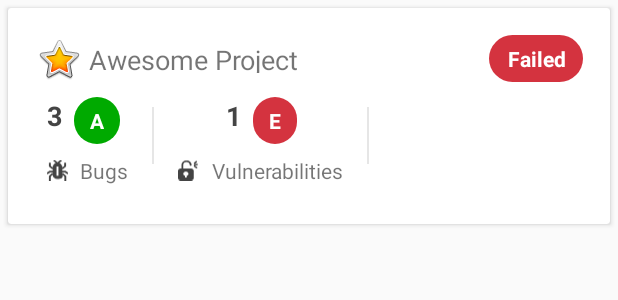
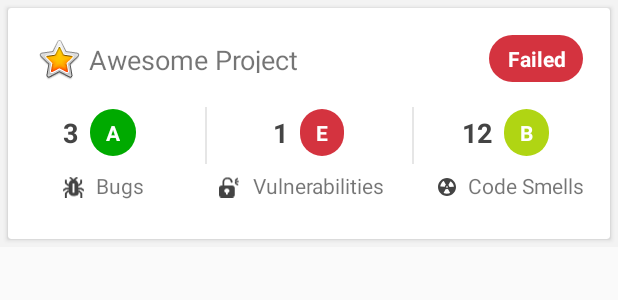
Before and after one commit to henryju/shipit2018-sonarcloud-android, an Android app: the layout activity_projects_page.xml on its own in the app's theme, with its tools: preview values and no code run, on a phone screen of 412 x 824 dp. Shown: the top 300 px of the screen. Run offline under Robolectric (Android 15) with nearby library versions, the phone set to English and light mode, and no system bars; network calls fail.

Commit message:
Improve design alignments

```diff
--- /dev/null
+++ b/app/src/main/res/drawable/ic_code_smell_icon.xml
@@ -0,0 +1,4 @@
+<vector android:height="24dp" android:viewportHeight="13"
+    android:viewportWidth="13" android:width="24dp" xmlns:android="http://schemas.android.com/apk/res/android">
+    <path android:fillColor="#444444" android:pathData="M6.5,0C2.9,0 0,2.9 0,6.5S2.9,13 6.5,13S13,10.1 13,6.5S10.1,0 6.5,0zM6,6h1v1H6V6zM1.9,6.2C1.8,6.2 1.7,6.1 1.7,6c0,-0.4 0.2,-1.3 0.7,-2.1l0,0C2.9,2.9 3.7,2.4 4,2.2c0.1,-0.1 0.2,0 0.3,0.1l1.4,2.5c0,0.1 0,0.2 -0.1,0.3C5.4,5.2 5.3,5.4 5.2,5.5C5.1,5.7 5,5.9 5,6.1c0,0.1 -0.1,0.2 -0.2,0.2L1.9,6.2zM8.6,10.9c-0.3,0.2 -1.2,0.5 -2.2,0.5h0c-1,0 -1.8,-0.4 -2.2,-0.5c-0.1,-0.1 -0.1,-0.2 -0.1,-0.3l1.4,-2.5C5.6,8 5.7,8 5.8,8C6,8.1 6.2,8.1 6.4,8.1c0.2,0 0.4,0 0.6,-0.1c0.1,0 0.2,0 0.3,0.1l1.4,2.5C8.7,10.7 8.7,10.8 8.6,10.9zM11.2,6.4L8.4,6.5c-0.1,0 -0.2,-0.1 -0.2,-0.2c0,-0.2 -0.1,-0.4 -0.2,-0.6C7.9,5.6 7.7,5.4 7.6,5.3C7.5,5.3 7.4,5.1 7.5,5.1l1.4,-2.5c0.1,-0.1 0.2,-0.1 0.3,-0.1c0.3,0.2 1,0.7 1.6,1.6l0,0c0.5,0.9 0.6,1.8 0.7,2.1C11.4,6.3 11.4,6.4 11.2,6.4z"/>
+</vector>
--- a/app/src/main/res/layout/activity_projects_page.xml
+++ b/app/src/main/res/layout/activity_projects_page.xml
@@ -4,7 +4,8 @@
     xmlns:tools="http://schemas.android.com/tools"
     android:layout_width="match_parent"
     android:layout_height="wrap_content"
-    android:orientation="vertical">
+    android:orientation="vertical"
+    android:background="#f3f3f3">
 
     <android.support.v7.widget.CardView
         android:layout_width="fill_parent"
@@ -58,9 +59,12 @@
 
             <android.support.constraint.ConstraintLayout
                 android:id="@+id/ReliabilityMetrics"
-                android:layout_width="wrap_content"
+                android:layout_width="110dp"
                 android:layout_height="match_parent"
-                android:layout_marginTop="16dp"
+                android:layout_marginEnd="8dp"
+                android:layout_marginTop="24dp"
+                app:layout_constraintEnd_toEndOf="parent"
+                app:layout_constraintHorizontal_bias="0.01"
                 app:layout_constraintStart_toStartOf="parent"
                 app:layout_constraintTop_toBottomOf="@+id/ProjectName">
 
@@ -81,14 +85,14 @@
                     android:id="@+id/BugsNumber"
                     android:layout_width="wrap_content"
                     android:layout_height="wrap_content"
-                    android:layout_marginStart="16dp"
-                    android:layout_marginTop="16dp"
+                    android:layout_marginStart="24dp"
+                    android:layout_marginTop="3dp"
                     android:text="3"
                     android:textColor="#444444"
                     android:textSize="18sp"
                     android:textStyle="bold"
                     app:layout_constraintStart_toStartOf="parent"
-                    app:layout_constraintTop_toBottomOf="@+id/FavoriteIcon" />
+                    app:layout_constraintTop_toTopOf="parent" />
 
                 <TextView
                     android:id="@+id/BugsTitle"
@@ -96,7 +100,7 @@
                     android:layout_height="wrap_content"
                     android:layout_marginBottom="16dp"
                     android:layout_marginStart="8dp"
-                    android:layout_marginTop="8dp"
+                    android:layout_marginTop="10dp"
                     android:text="Bugs"
                     android:textAlignment="center"
                     app:layout_constraintBottom_toBottomOf="parent"
@@ -108,7 +112,7 @@
                     android:id="@+id/BugIcon"
                     android:layout_width="14dp"
                     android:layout_height="wrap_content"
-                    android:layout_marginStart="16dp"
+                    android:layout_marginStart="24dp"
                     android:layout_marginTop="12dp"
                     android:src="@drawable/ic_bug_icon"
                     app:layout_constraintStart_toStartOf="parent"
@@ -119,19 +123,21 @@
                 android:id="@+id/SeparatorLine"
                 android:layout_width="1dp"
                 android:layout_height="38dp"
-                android:layout_marginStart="16dp"
                 android:layout_marginTop="56dp"
                 android:background="#e6e6e6"
+                app:layout_constraintEnd_toStartOf="@+id/SecurityMetrics"
                 app:layout_constraintStart_toEndOf="@+id/ReliabilityMetrics"
                 app:layout_constraintTop_toTopOf="parent" />
 
             <android.support.constraint.ConstraintLayout
                 android:id="@+id/SecurityMetrics"
-                android:layout_width="wrap_content"
+                android:layout_width="120dp"
                 android:layout_height="match_parent"
-                android:layout_marginStart="16dp"
-                android:layout_marginTop="16dp"
-                app:layout_constraintStart_toEndOf="@+id/SeparatorLine"
+                android:layout_marginEnd="8dp"
+                android:layout_marginStart="8dp"
+                android:layout_marginTop="24dp"
+                app:layout_constraintEnd_toEndOf="parent"
+                app:layout_constraintStart_toStartOf="parent"
                 app:layout_constraintTop_toBottomOf="@+id/ProjectName">
 
                 <TextView
@@ -151,21 +157,21 @@
                     android:id="@+id/VulnNumber"
                     android:layout_width="wrap_content"
                     android:layout_height="wrap_content"
-                    android:layout_marginStart="32dp"
-                    android:layout_marginTop="16dp"
+                    android:layout_marginStart="36dp"
+                    android:layout_marginTop="3dp"
                     android:text="1"
                     android:textColor="#444444"
                     android:textSize="18sp"
                     android:textStyle="bold"
                     app:layout_constraintStart_toStartOf="parent"
-                    app:layout_constraintTop_toBottomOf="@+id/FavoriteIcon" />
+                    app:layout_constraintTop_toTopOf="parent" />
 
                 <TextView
                     android:id="@+id/VulnTitle"
                     android:layout_width="wrap_content"
                     android:layout_height="wrap_content"
                     android:layout_marginStart="8dp"
-                    android:layout_marginTop="8dp"
+                    android:layout_marginTop="10dp"
                     android:text="Vulnerabilities"
                     android:textAlignment="center"
                     app:layout_constraintBottom_toBottomOf="parent"
@@ -188,11 +194,73 @@
                 android:id="@+id/separatorLine"
                 android:layout_width="1dp"
                 android:layout_height="38dp"
-                android:layout_marginStart="16dp"
                 android:layout_marginTop="56dp"
                 android:background="#e6e6e6"
+                app:layout_constraintEnd_toStartOf="@+id/MaintainabilityMetrics"
                 app:layout_constraintStart_toEndOf="@+id/SecurityMetrics"
                 app:layout_constraintTop_toTopOf="parent" />
+
+            <android.support.constraint.ConstraintLayout
+                android:id="@+id/MaintainabilityMetrics"
+                android:layout_width="110dp"
+                android:layout_height="match_parent"
+                android:layout_marginTop="24dp"
+                app:layout_constraintEnd_toEndOf="parent"
+                app:layout_constraintHorizontal_bias="0.99"
+                app:layout_constraintStart_toStartOf="parent"
+                app:layout_constraintTop_toBottomOf="@+id/ProjectName">
+
+                <TextView
+                    android:id="@+id/MaintainabilityRating"
+                    android:layout_width="0dp"
+                    android:layout_height="wrap_content"
+                    android:layout_marginStart="8dp"
+                    android:layout_marginTop="20dp"
+                    android:background="@drawable/chip_rating_badge_b"
+                    android:text="B"
+                    android:textColor="@android:color/white"
+                    android:textStyle="bold"
+                    app:layout_constraintStart_toEndOf="@+id/CodeSmellNumber"
+                    app:layout_constraintTop_toBottomOf="@+id/FavoriteIcon" />
+
+                <TextView
+                    android:id="@+id/CodeSmellNumber"
+                    android:layout_width="wrap_content"
+                    android:layout_height="wrap_content"
+                    android:layout_marginStart="24dp"
+                    android:layout_marginTop="3dp"
+                    android:text="12"
+                    android:textAlignment="center"
+                    android:textColor="#444444"
+                    android:textSize="18sp"
+                    android:textStyle="bold"
+                    app:layout_constraintStart_toStartOf="parent"
+                    app:layout_constraintTop_toTopOf="parent" />
+
+                <TextView
+                    android:id="@+id/CodeSmellsTitle"
+                    android:layout_width="wrap_content"
+                    android:layout_height="wrap_content"
+                    android:layout_marginStart="8dp"
+                    android:layout_marginTop="10dp"
+                    android:text="Code Smells"
+                    android:textAlignment="center"
+                    app:layout_constraintBottom_toBottomOf="parent"
+                    app:layout_constraintStart_toEndOf="@+id/imageView2"
+                    app:layout_constraintTop_toBottomOf="@+id/MaintainabilityRating"
+                    app:layout_constraintVertical_bias="0.0" />
+
+                <ImageView
+                    android:id="@+id/imageView2"
+                    android:layout_width="12dp"
+                    android:layout_height="wrap_content"
+                    android:layout_marginStart="8dp"
+                    android:layout_marginTop="12dp"
+                    app:layout_constraintStart_toStartOf="parent"
+                    app:layout_constraintTop_toBottomOf="@+id/CodeSmellNumber"
+                    app:srcCompat="@drawable/ic_code_smell_icon" />
+
+            </android.support.constraint.ConstraintLayout>
 
         </android.support.constraint.ConstraintLayout>
 
```
